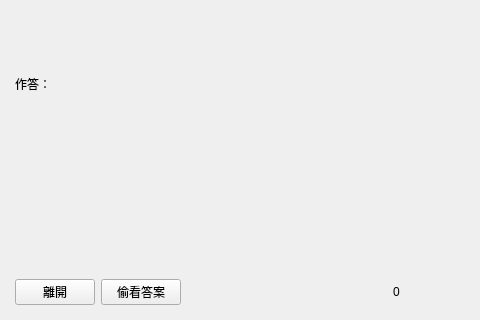
zombie5454/intro-to-oop-py-final, file UI/QtUI.ui: the form before one commit; both pictures show x 0 to 480 and y 252 to 572 of the 792 by 572 pixel window.
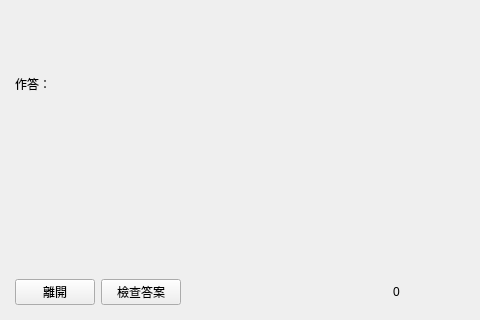
The form after the commit. The open tabs and pages were chosen to show the change.

```diff
--- a/UI/QtUI.ui
+++ b/UI/QtUI.ui
@@ -725,7 +725,7 @@
               <string>查看答案是否正確，但不顯示正確答案！</string>
              </property>
              <property name="text">
-              <string>偷看答案</string>
+              <string>檢查答案</string>
              </property>
             </widget>
            </item>
```
